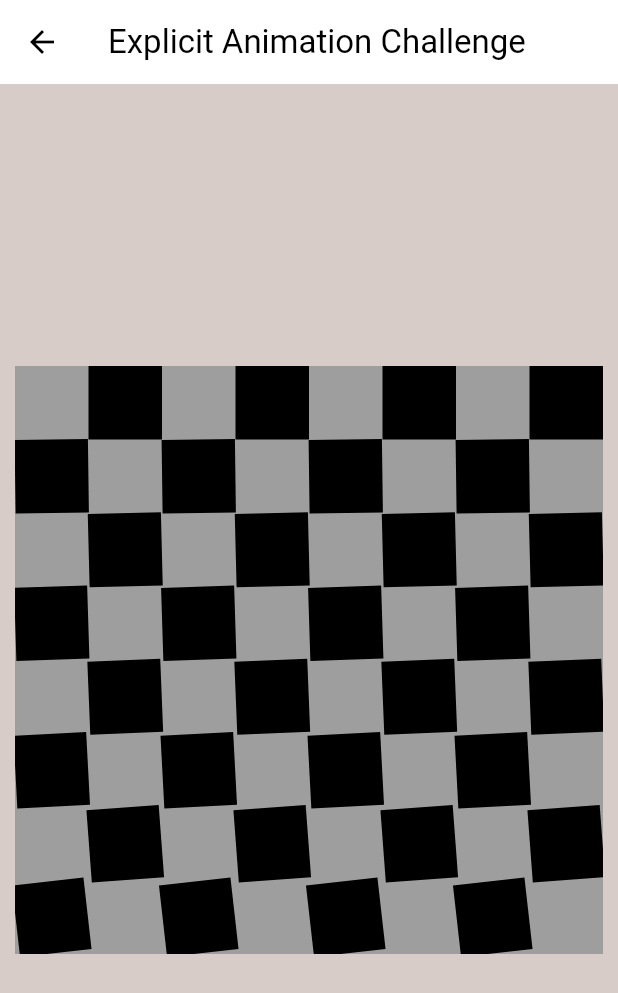
After one commit to raymondanythings/flutter_animation, a Flutter app: the screen it shows after launch, after a tap on "Explicit Animation Challenge", on a phone screen of 412 x 824 dp. The commit adds this screen. Shown: the top 993 px of the screen. Run offline on Flutter 3.47's test engine with Material 2 defaults, Android fonts, the phone set to English and light mode, and no system bars.

Commit message:
Challenge: explicit animation

```diff
--- /dev/null
+++ b/lib/views/challenges/explicit_animation/widgets/explicit_animation_challenge_screen.dart
@@ -0,0 +1,181 @@
+import 'dart:math';
+
+import 'package:flutter/material.dart';
+
+const animationTime = 1000;
+const delayTime = 300;
+
+class ExplicitAnimationChallengeScreen extends StatefulWidget {
+  const ExplicitAnimationChallengeScreen({super.key});
+
+  @override
+  State<ExplicitAnimationChallengeScreen> createState() =>
+      _ExplicitAnimationChallengeScreenState();
+}
+
+class _ExplicitAnimationChallengeScreenState
+    extends State<ExplicitAnimationChallengeScreen>
+    with SingleTickerProviderStateMixin {
+  final ValueNotifier<int> _count = ValueNotifier(0);
+  late final AnimationController _animationController = AnimationController(
+    vsync: this,
+    duration: const Duration(
+      milliseconds: animationTime + delayTime,
+    ),
+  )
+    ..addStatusListener((status) {
+      if (status == AnimationStatus.completed) {
+        _count.value = _count.value + 1;
+        _animationController.forward(
+          from: 0,
+        );
+      }
+    })
+    ..forward();
+
+  @override
+  void initState() {
+    // TODO: implement initState
+    super.initState();
+  }
+
+  @override
+  void dispose() {
+    _animationController.dispose();
+    super.dispose();
+  }
+
+  @override
+  Widget build(BuildContext context) {
+    return Scaffold(
+      backgroundColor: Colors.brown.shade100,
+      appBar: AppBar(
+        title: const Text("Explicit Animation Challenge"),
+      ),
+      body: Center(
+        child: Padding(
+          padding: const EdgeInsets.all(
+            10,
+          ),
+          child: AspectRatio(
+            aspectRatio: 1 / 1,
+            child: ValueListenableBuilder(
+              valueListenable: _count,
+              builder: (context, value, child) {
+                return Container(
+                  decoration: BoxDecoration(
+                    color: value % 2 == 0 ? Colors.grey : Colors.black,
+                  ),
+                  clipBehavior: Clip.hardEdge,
+                  child: GridView.builder(
+                    gridDelegate:
+                        const SliverGridDelegateWithFixedCrossAxisCount(
+                      crossAxisCount: 8,
+                    ),
+                    itemCount: 64,
+                    shrinkWrap: true,
+                    physics: const NeverScrollableScrollPhysics(),
+                    itemBuilder: (context, index) {
+                      final row = index ~/ 8;
+                      final isEvenRow = row % 2 != 0;
+                      final isAnimatedContainer = (value % 2 == 0) ==
+                          (isEvenRow ? index % 2 == 0 : index % 2 != 0);
+                      final color = isEvenRow
+                          ? (index % 2 == 0 ? Colors.black : Colors.grey)
+                          : (index % 2 != 0 ? Colors.black : Colors.grey);
+                      if (isAnimatedContainer) {
+                        const duration =
+                            animationTime / (animationTime + delayTime);
+                        final startTime = (1 / 10 * row) * duration;
+                        var endtime = (1 / 10 * (row + 1)) + 1 * duration;
+                        if (endtime > 1.0) {
+                          endtime = 1.0;
+                        }
+                        final CurvedAnimation curved = CurvedAnimation(
+                          parent: _animationController,
+                          curve: Interval(
+                            startTime,
+                            endtime,
+                            curve: Curves.easeInOutQuint,
+                          ),
+                        );
+                        final Animation<double> roration = Tween(
+                          begin: 0.0,
+                          end: 0.25,
+                        ).animate(curved);
+
+                        final Animation<double> scale = TweenSequence([
+                          TweenSequenceItem<double>(
+                            tween: Tween<double>(begin: 1.0, end: 0.85),
+                            weight: 0.5,
+                          ),
+                          TweenSequenceItem<double>(
+                            tween: Tween<double>(begin: 0.85, end: 1.0),
+                            weight: 0.5,
+                          ),
+                        ]).animate(curved);
+
+                        final Animation<Decoration> decoration = TweenSequence([
+                          TweenSequenceItem(
+                            tween: DecorationTween(
+                              begin: BoxDecoration(
+                                borderRadius: BorderRadius.circular(0),
+                              ),
+                              end: BoxDecoration(
+                                borderRadius: BorderRadius.circular(10),
+                              ),
+                            ),
+                            weight: 0.5,
+                          ),
+                          TweenSequenceItem(
+                            tween: DecorationTween(
+                              begin: BoxDecoration(
+                                borderRadius: BorderRadius.circular(10),
+                              ),
+                              end: BoxDecoration(
+                                borderRadius: BorderRadius.circular(0),
+                              ),
+                            ),
+                            weight: 0.5,
+                          ),
+                        ]).animate(curved);
+
+                        return DecoratedBoxTransition(
+                          decoration: decoration,
+                          child: ScaleTransition(
+                            scale: scale,
+                            child: RotationTransition(
+                              turns: roration,
+                              child: Container(
+                                color: color,
+                              ),
+                            ),
+                          ),
+                        );
+                      } else {
+                        return Container();
+                      }
+                    },
+                  ),
+                );
+              },
+            ),
+          ),
+        ),
+      ),
+    );
+  }
+}
+
+class SineCurve extends Curve {
+  final double count;
+
+  const SineCurve({this.count = 3});
+
+  // t = x
+  @override
+  double transformInternal(double t) {
+    var val = sin(count * 1.5 * pi * t) * 0.5 + 0.5;
+    return val; //f(x)
+  }
+}
--- a/lib/views/menu_screen.dart
+++ b/lib/views/menu_screen.dart
@@ -1,4 +1,5 @@
 import 'package:flutter/material.dart';
+import 'package:flutter_animation/views/challenges/explicit_animation/widgets/explicit_animation_challenge_screen.dart';
 import 'package:flutter_animation/views/challenges/implicit_animation/Implicit_animation_challenge_screen.dart';
 import 'package:flutter_animation/views/explicit_animations_screen.dart';
 import 'package:flutter_animation/views/implicit_animations_screen.dart';
@@ -49,6 +50,13 @@ class MenuScreen extends StatelessWidget {
             ElevatedButton(
               onPressed: () => _goPage(
                 context,
+                const ExplicitAnimationChallengeScreen(),
+              ),
+              child: const Text("Explicit Animation Challenge"),
+            ),
+            ElevatedButton(
+              onPressed: () => _goPage(
+                context,
                 const AppleWatchScreen(),
               ),
               child: const Text("Apple Watch"),
```
